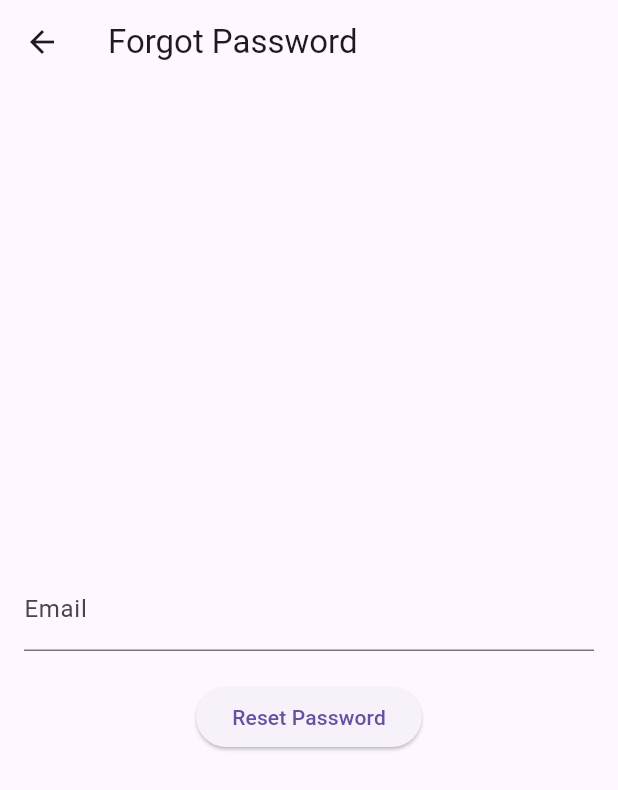
After one commit to Arsathirfan/flutter_learn_app, a Flutter app: the ForgotPasswordScreen screen opened by its route, on a phone screen of 412 x 824 dp. The commit adds this screen. Shown: the top 790 px of the screen. Run offline on Flutter 3.47's test engine with Material 3 defaults, Android fonts, the phone set to English and light mode, and no system bars; our stand-ins replace firebase_ai, firebase_auth, firebase_core, google_sign_in, shared_preferences; accounts and stored records are empty.

Commit message:
feat: Implement Forgot Password screen and provider

```diff
--- /dev/null
+++ b/lib/pages/forgot_password_screen.dart
@@ -0,0 +1,43 @@
+
+import 'package:flutter/material.dart';
+import 'package:provider/provider.dart';
+import '../providers/forgot_password_provider.dart';
+
+class ForgotPasswordScreen extends StatelessWidget {
+  final TextEditingController _emailController = TextEditingController();
+
+  ForgotPasswordScreen({super.key});
+
+  @override
+  Widget build(BuildContext context) {
+    return Scaffold(
+      appBar: AppBar(
+        title: const Text('Forgot Password'),
+      ),
+      body: Padding(
+        padding: const EdgeInsets.all(16.0),
+        child: Column(
+          mainAxisAlignment: MainAxisAlignment.center,
+          children: [
+            TextField(
+              controller: _emailController,
+              decoration: const InputDecoration(
+                labelText: 'Email',
+              ),
+            ),
+            const SizedBox(height: 20),
+            ElevatedButton(
+              onPressed: () {
+                final email = _emailController.text.trim();
+                if (email.isNotEmpty) {
+                  context.read<ForgotPasswordProvider>().resetPassword(context, email);
+                }
+              },
+              child: const Text('Reset Password'),
+            ),
+          ],
+        ),
+      ),
+    );
+  }
+}
--- /dev/null
+++ b/lib/providers/forgot_password_provider.dart
@@ -0,0 +1,24 @@
+
+import 'package:flutter/material.dart';
+import 'package:firebase_auth/firebase_auth.dart';
+
+class ForgotPasswordProvider with ChangeNotifier {
+  final FirebaseAuth _auth = FirebaseAuth.instance;
+
+  Future<void> resetPassword(BuildContext context, String email) async {
+    try {
+      await _auth.sendPasswordResetEmail(email: email);
+      ScaffoldMessenger.of(context).showSnackBar(
+        const SnackBar(
+          content: Text('Password reset email sent.'),
+        ),
+      );
+    } on FirebaseAuthException catch (e) {
+      ScaffoldMessenger.of(context).showSnackBar(
+        SnackBar(
+          content: Text(e.message ?? 'An error occurred.'),
+        ),
+      );
+    }
+  }
+}
--- a/lib/utils/routes.dart
+++ b/lib/utils/routes.dart
@@ -1,5 +1,6 @@
 import 'package:flutter/material.dart';
 import 'package:flutter_ai_app/pages/account_screen.dart';
+import 'package:flutter_ai_app/pages/forgot_password_screen.dart';
 import 'package:flutter_ai_app/pages/login_screen.dart';
 import 'package:flutter_ai_app/pages/recipe_generator.dart';
 import 'package:flutter_ai_app/pages/signup_screen.dart';
@@ -9,6 +10,7 @@ class Routes {
   static const String home = '/home';
   static const String login = '/login';
   static const String signup = '/signup';
+  static const String forgotPassword = '/forgot-password';
 
   static Map<String, WidgetBuilder> getRoutes() {
     return {
@@ -16,6 +18,7 @@ class Routes {
       home: (context) => const RecipeGeneratorScreen(),
       login: (context) => const LoginScreen(),
       signup: (context) => const SignupScreen(),
+      forgotPassword: (context) => ForgotPasswordScreen(),
     };
   }
 }
```
Also changed, not shown: lib/main.dart (+6 -2 lines), lib/pages/login_screen.dart (+7 -1 lines).
